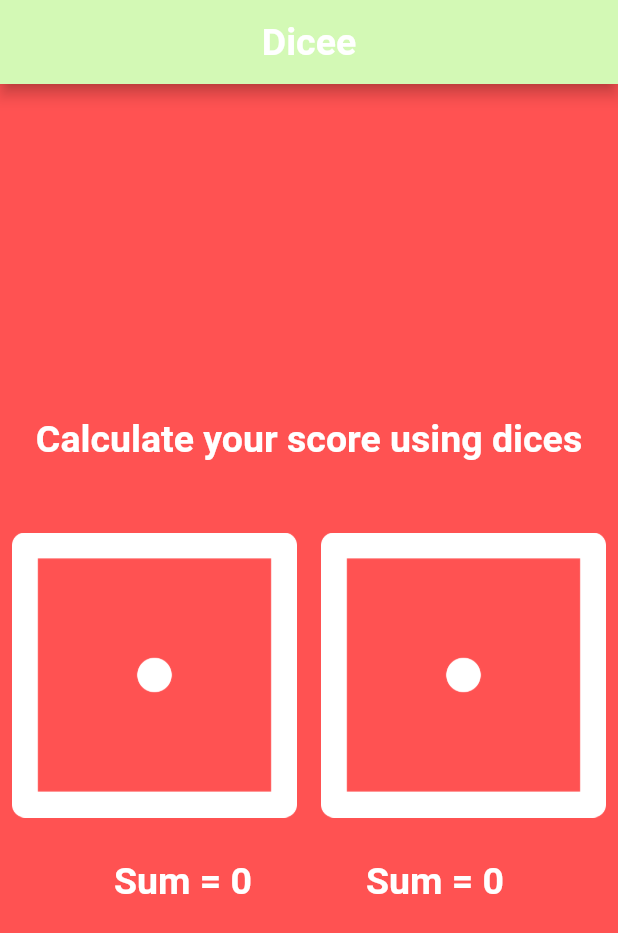
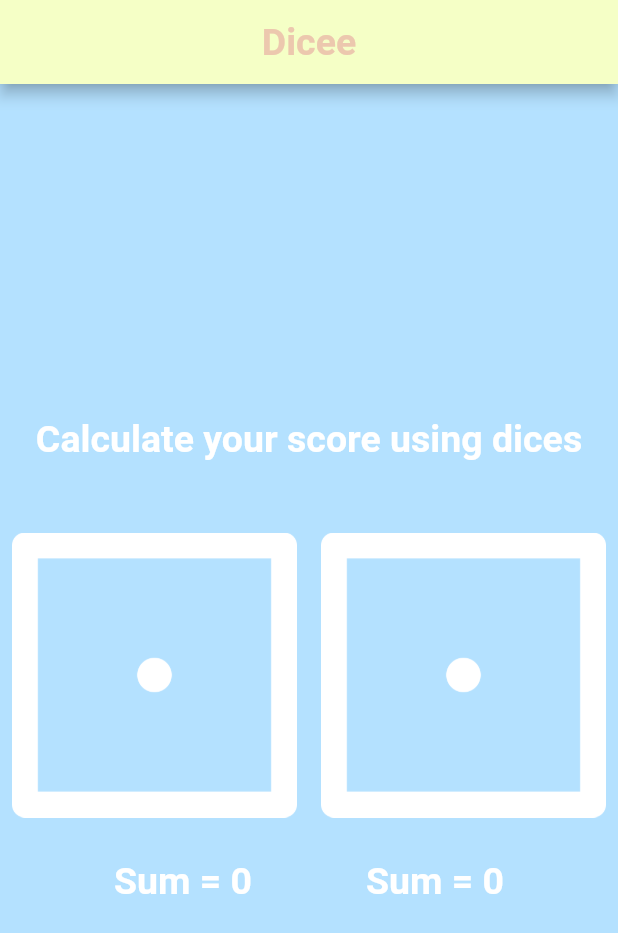
Before and after one commit to siddharth177/Dicee, a Flutter app: the screen it shows after launch, on a phone screen of 412 x 824 dp. Shown: the top 933 px of the screen. Run offline on Flutter 3.47's test engine with Material 2 defaults, Android fonts, the phone set to English and light mode, and no system bars.

Commit message:
theme changes

```diff
--- a/lib/main.dart
+++ b/lib/main.dart
@@ -27,13 +27,15 @@ class _MyAppState extends State<MyApp> {
       debugShowCheckedModeBanner: false,
       home: Scaffold(
         appBar: AppBar(
-          backgroundColor: Color(0xffd3f9b5),
+          backgroundColor: Color(0xfff5ffc6),
+
           title: Center(child: Text('Dicee', style: TextStyle(
             fontWeight: FontWeight.bold,
+            color: Color(0xffecc8ae),
             fontSize: 25.0,
           ),),),
         ),
-        backgroundColor: Colors.redAccent,
+        backgroundColor: Color(0xffb4e1ff),
         body: Column(
           mainAxisAlignment: MainAxisAlignment.center,
           children: [
```
